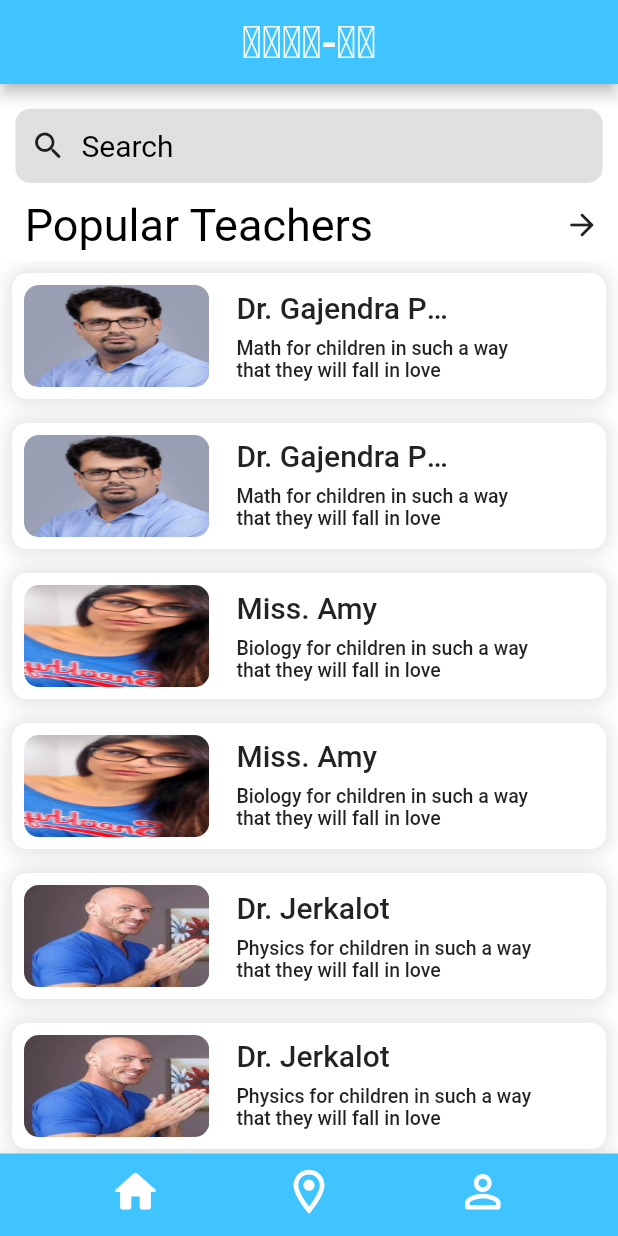
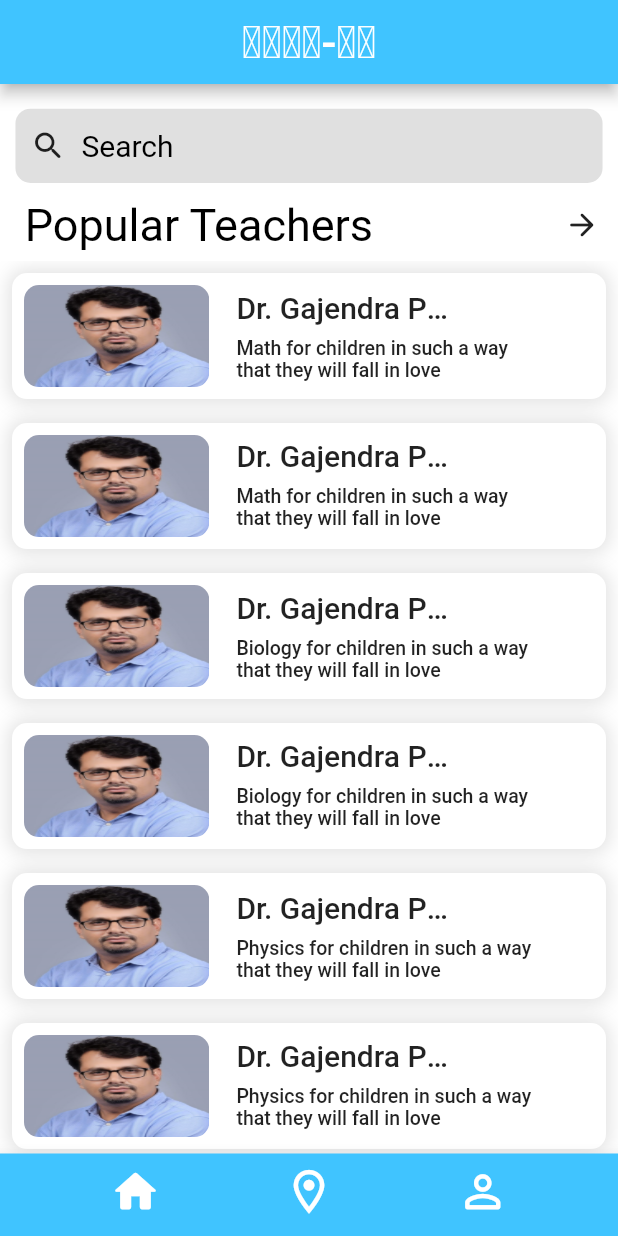
Before and after one commit to soup-stix/Tute-Me, a Flutter app: the HomePage screen opened by its route, item 2 of the bottom bar chosen, after a tap on the "home" icon, on a phone screen of 412 x 824 dp. Run offline on Flutter 3.47's test engine with Material 2 defaults, Android fonts, the phone set to English and light mode, and no system bars; our stand-ins replace flutter_svg, geolocator, google_fonts, google_maps_flutter, location, page_transition and 1 more.

Commit message:
progress saved

```diff
--- a/lib/homepage.dart
+++ b/lib/homepage.dart
@@ -25,8 +25,8 @@ class _HomePageState extends State<HomePage> {
   ];
   final List _categories = [
     ["assets/gajju.jpg","Dr. Gajendra Purohit","Math for children in such a way that they will fall in love","assets/book.png","Bikes/Cycles","Buy books and other assignment needs"],
-    ["assets/mia.jpg","Miss. Amy","Biology for children in such a way that they will fall in love","assets/book.png","Calculators","Buy books and other assignment needs"],
-    ["assets/sins.jpg","Dr. Jerkalot","Physics for children in such a way that they will fall in love","assets/book.png","Random","Buy books and other assignment needs"],
+    ["assets/gajju.jpg","Dr. Gajendra Purohit","Biology for children in such a way that they will fall in love","assets/book.png","Calculators","Buy books and other assignment needs"],
+    ["assets/gajju.jpg","Dr. Gajendra Purohit","Physics for children in such a way that they will fall in love","assets/book.png","Random","Buy books and other assignment needs"],
   ];
 
   @override
--- a/lib/map.dart
+++ b/lib/map.dart
@@ -16,17 +16,18 @@ class Map extends StatefulWidget {
 }
 
 class _MapState extends State<Map> {
-  /*
-  static LatLng _kMapCenter =
+
+  static final LatLng _kMapCenter =
   LatLng(19.018255973653343, 72.84793849278007);
 
-  static CameraPosition _kInitialPosition =
+  static final CameraPosition _kInitialPosition =
   CameraPosition(target: _kMapCenter, zoom: 11.0, tilt: 0, bearing: 0);
 
-  static LatLng _initialPosition;
-  final Set<Marker> _markers = {};
-  static  LatLng _lastMapPosition = _initialPosition;
-  Completer<GoogleMapController> controller1;
+  //static LatLng _initialPosition;
+  //final Set<Marker> _markers = {};
+  //static  LatLng _lastMapPosition = _initialPosition;
+/*
+  GoogleMapController _controller;
 
 
   Future <void> onMapCreated(GoogleMapController controller) async {
@@ -34,8 +35,8 @@ class _MapState extends State<Map> {
     String value = await DefaultAssetBundle.of(context)
         .loadString('assets/map_style.json');
     _controller.setMapStyle(value);
-  }
-
+  }*/
+  /*
   void _currentLocation() async {
 
     // Create a map controller
@@ -57,8 +58,8 @@ class _MapState extends State<Map> {
         zoom: 17.0,
       ),
     ));
-  }
-*/
+  }*/
+/*
   LatLng initPosition = LatLng(0, 0); //initial Position cannot assign null values
   LatLng currentLatLng= LatLng(0.0, 0.0); //initial currentPosition values cannot assign null values
   LocationPermission permission = LocationPermission.denied; //initial permission status
@@ -106,7 +107,7 @@ class _MapState extends State<Map> {
     } else {
       return false;
     }
-  }
+  }*/
 
   @override
   Widget build(BuildContext context) {
@@ -126,7 +127,7 @@ class _MapState extends State<Map> {
       ),
       body: Stack(
         children: [
-          GoogleMap(
+          /*GoogleMap(
             myLocationEnabled: true,
             myLocationButtonEnabled: false,
             zoomControlsEnabled: false,
@@ -148,12 +149,11 @@ class _MapState extends State<Map> {
             ),
           ),
         ],
-      ), /*GoogleMap(
+      ), */GoogleMap(
         initialCameraPosition: _kInitialPosition,
-        myLocationEnabled: true,
-        trafficEnabled: true,
-        onMapCreated: onMapCreated,
-      ),*/
+      ),
+      ],
+    ),
       bottomNavigationBar: BottomAppBar(
         color: Colors.lightBlueAccent,
         child: Container(
```
Also changed, not shown: 1 other file.
